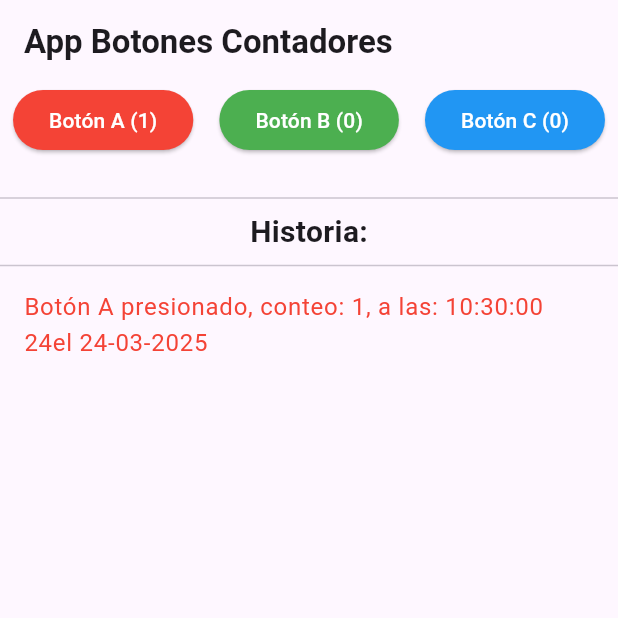
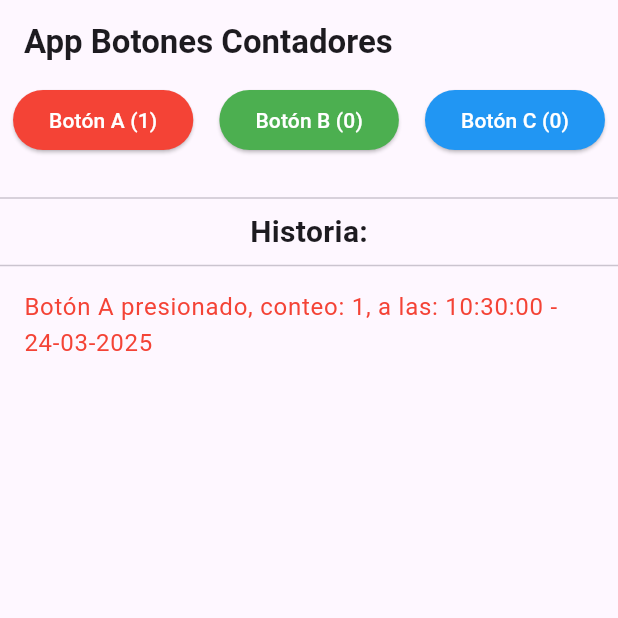
Before and after one commit to esnavarrog/test_redcomercio, a Flutter app: the screen it shows after launch, after a tap on an icon or button, on a phone screen of 412 x 824 dp, the top half of it. Run offline on Flutter 3.47's test engine with Material 3 defaults, Android fonts, the light colour scheme and no system bars.

Commit message:
Update timestamp format and upgrade intl package version

```diff
--- a/lib/views/home_view.dart
+++ b/lib/views/home_view.dart
@@ -18,7 +18,7 @@ class _HomeViewState extends State<HomeView> {
     setState(() {
       _controller.incrementCounter(button);
       String timestamp = DateFormat(
-        'kk:mm:ss del dd-MM-yyyy',
+        'kk:mm:ss - dd-MM-yyyy',
       ).format(DateTime.now());
       _history.add({
         'text':
--- a/pubspec.yaml
+++ b/pubspec.yaml
@@ -34,11 +34,11 @@ dependencies:
   # The following adds the Cupertino Icons font to your application.
   # Use with the CupertinoIcons class for iOS style icons.
   cupertino_icons: ^1.0.8
+  intl: ^0.20.2
 
 dev_dependencies:
   flutter_test:
     sdk: flutter
-  intl: ^0.17.0
 
   # The "flutter_lints" package below contains a set of recommended lints to
   # encourage good coding practices. The lint set provided by the package is
```
Also changed, not shown: pubspec.lock.
